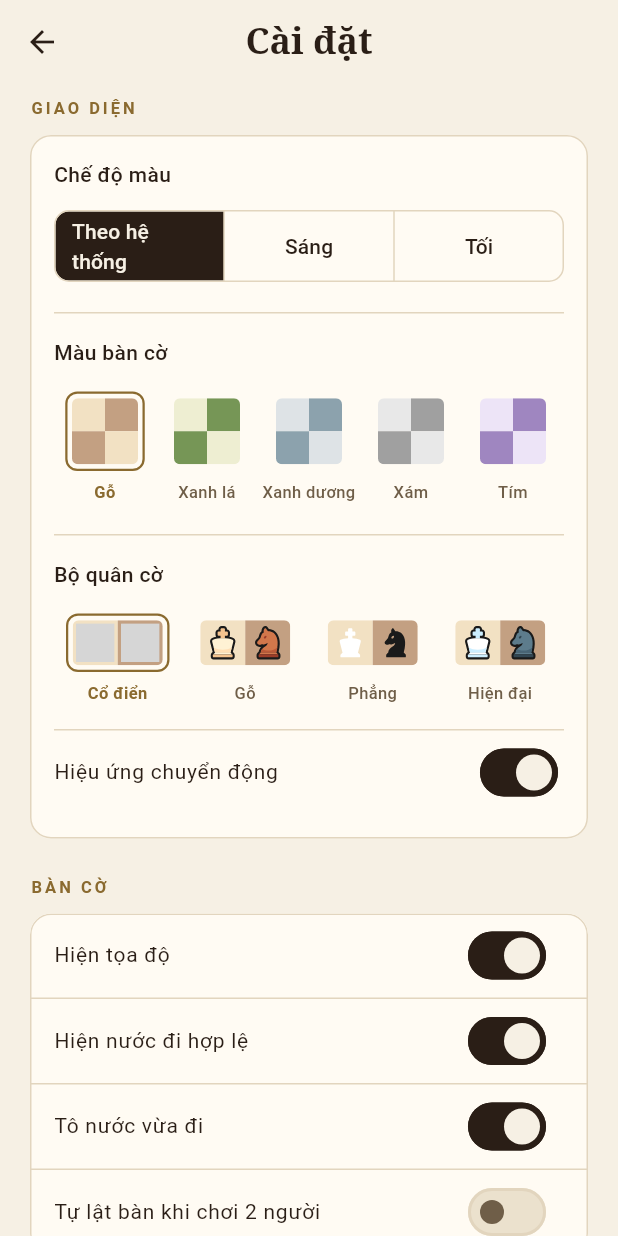
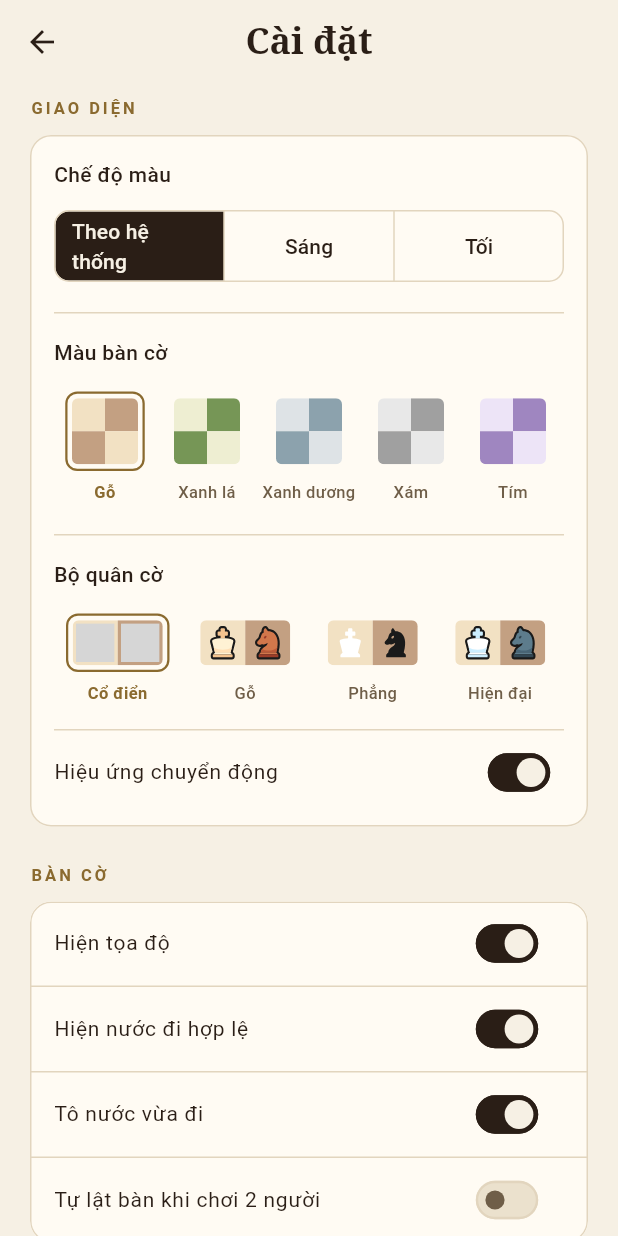
Before and after one commit to vubaochau-coder/chess, a Flutter app: the SettingsPage screen opened directly, on a phone screen of 412 x 824 dp. Run offline on Flutter 3.47's test engine with Material 3 defaults, Android fonts, the phone set to English and light mode, and no system bars; our stand-ins replace audioplayers, bloc, bloc_concurrency, equatable, flutter_bloc, flutter_svg and 1 more; missing offline and left inert: chess_vectors_flutter; accounts and stored records are empty; grey boxes are pictures that could not be loaded.

Commit message:
Shrink settings switches and balance the last row spacing
Settings switches are drawn at 80% size; the whole row stays tappable so
the touch target does not shrink. The appearance card's bottom padding
is reduced because its last switch row already has its own vertical
padding, which left a visibly larger gap below that row.

Co-Authored-By: Claude Opus 5.5 <noreply@anthropic.com>
Claude-Session: https://claude.ai/code/session_019apa9W3MCGeKK9C4K7toVe

```diff
--- a/lib/features/settings/view/settings_page.dart
+++ b/lib/features/settings/view/settings_page.dart
@@ -30,7 +30,9 @@ class SettingsPage extends StatelessWidget {
           const SizedBox(height: 10),
           Card(
             child: Padding(
-              padding: const EdgeInsets.all(16),
+              // Dòng công tắc cuối đã có đệm dọc riêng; lề dưới nhỏ hơn để
+              // khoảng trống trên/dưới dòng đó cân nhau.
+              padding: const EdgeInsets.fromLTRB(16, 16, 16, 8),
               child: Column(
                 crossAxisAlignment: CrossAxisAlignment.stretch,
                 children: [
@@ -201,6 +203,9 @@ class SettingsPage extends StatelessWidget {
 }
 
 /// Một công tắc cài đặt; chỉ rebuild khi đúng field nó hiển thị thay đổi.
+///
+/// Công tắc thu nhỏ còn [_switchScale] cho gọn; cả dòng vẫn bấm được nên vùng
+/// chạm không nhỏ đi.
 class _SettingSwitch extends StatelessWidget {
   const _SettingSwitch({
     required this.title,
@@ -214,16 +219,26 @@ class _SettingSwitch extends StatelessWidget {
   final void Function(SettingsCubit cubit, bool value) onChanged;
   final EdgeInsetsGeometry? contentPadding;
 
+  static const _switchScale = 0.8;
+
   @override
   Widget build(BuildContext context) {
     return BlocSelector<SettingsCubit, AppSettings, bool>(
       selector: select,
-      builder: (context, value) => SwitchListTile(
-        title: Text(title, style: const TextStyle(fontSize: 14)),
-        contentPadding: contentPadding,
-        value: value,
-        onChanged: (v) => onChanged(context.read<SettingsCubit>(), v),
-      ),
+      builder: (context, value) {
+        void toggle(bool v) => onChanged(context.read<SettingsCubit>(), v);
+        return MergeSemantics(
+          child: ListTile(
+            title: Text(title, style: const TextStyle(fontSize: 14)),
+            contentPadding: contentPadding,
+            onTap: () => toggle(!value),
+            trailing: Transform.scale(
+              scale: _switchScale,
+              child: Switch(value: value, onChanged: toggle),
+            ),
+          ),
+        );
+      },
     );
   }
 }
```
Also changed, not shown: 1 other file.
